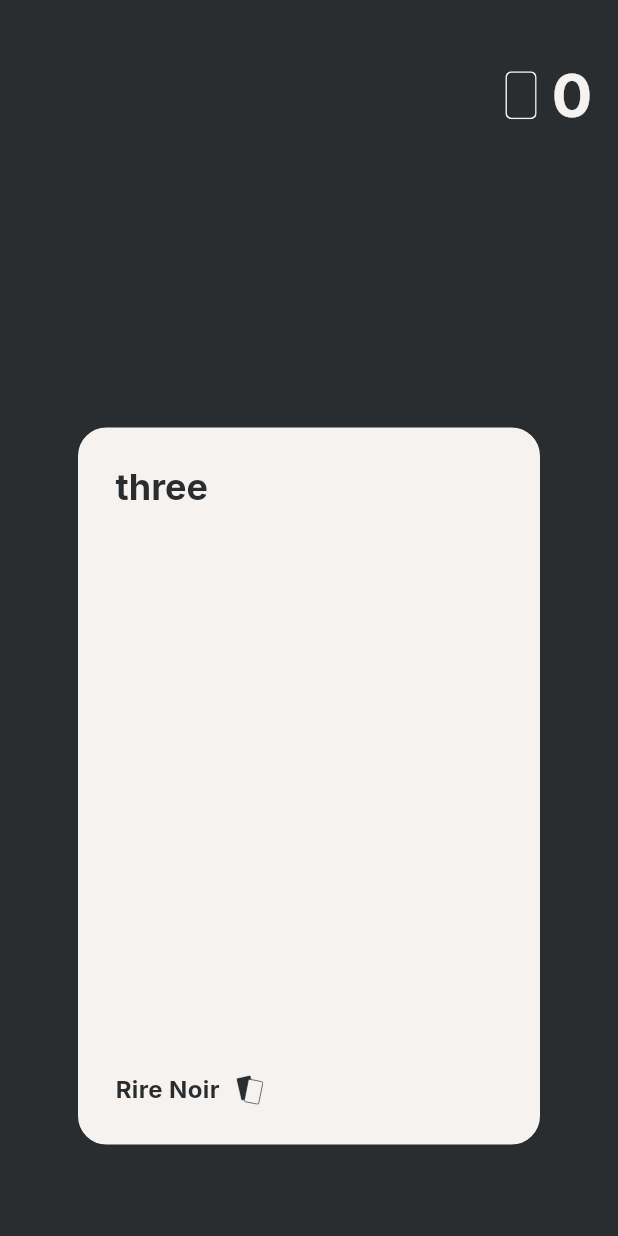
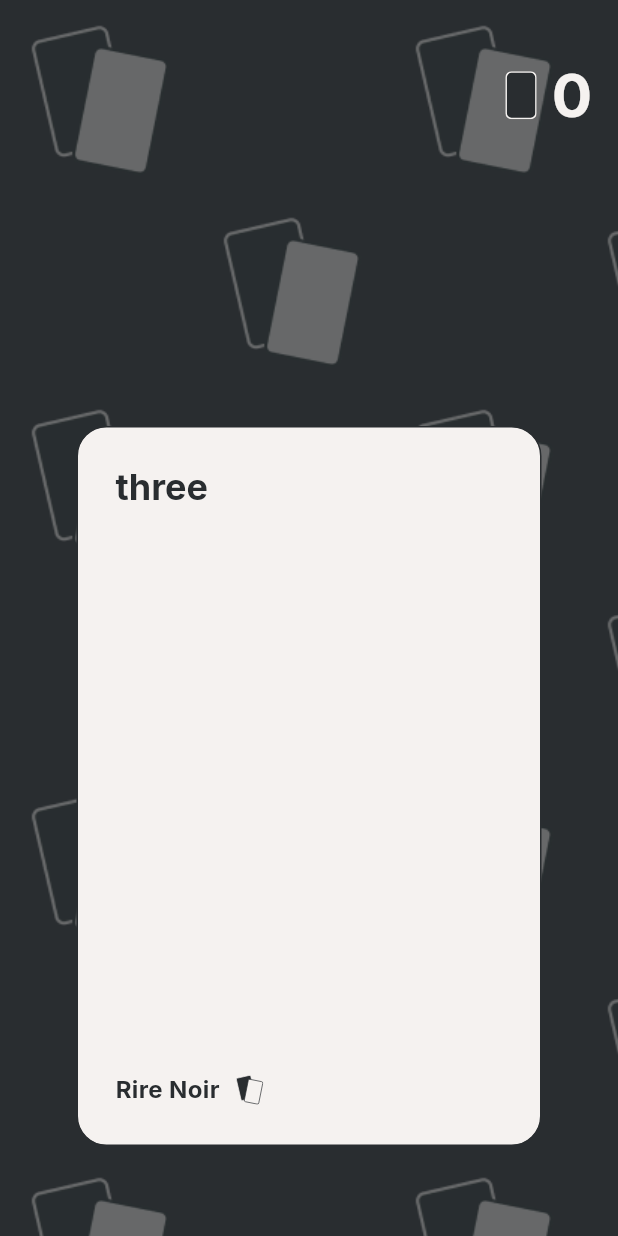
Before and after one commit to Rukkaitto/rire_noir, a Flutter app: the ScratchpadPage screen opened by its route, on a phone screen of 412 x 824 dp. Run offline on Flutter 3.47's test engine with Material 3 defaults, Android fonts, the phone set to English and light mode, and no system bars; our stand-ins replace dio, flutter_bloc, flutter_svg, go_router, google_fonts; missing offline and left inert: shelf_plus; network calls fail.

Commit message:
added scrolling background

```diff
--- a/lib/core/services/asset_service/image_assets.dart
+++ b/lib/core/services/asset_service/image_assets.dart
@@ -1,3 +1,5 @@
 class ImageAssets {
   static const String _path = 'lib/core/assets/image/';
+
+  final bgTile = '${_path}bg_tile.png';
 }
--- /dev/null
+++ b/lib/core/ui_components/scrolling_background/scrolling_background.dart
@@ -0,0 +1,62 @@
+import 'package:flutter/material.dart';
+import 'package:flutter/widgets.dart';
+import 'package:rire_noir/core/services/asset_service/asset_service.dart';
+
+class ScrollingBackground extends StatefulWidget {
+  final Widget child;
+
+  const ScrollingBackground({
+    super.key,
+    required this.child,
+  });
+
+  @override
+  State<ScrollingBackground> createState() => _ScrollingBackgroundState();
+}
+
+class _ScrollingBackgroundState extends State<ScrollingBackground>
+    with SingleTickerProviderStateMixin {
+  AnimationController? _controller;
+
+  @override
+  void initState() {
+    _controller = AnimationController(
+      duration: const Duration(seconds: 16),
+      upperBound: 512,
+      vsync: this,
+    )..repeat();
+
+    _controller!.addListener(() {
+      setState(() {});
+    });
+
+    super.initState();
+  }
+
+  @override
+  void dispose() {
+    _controller!.dispose();
+    super.dispose();
+  }
+
+  @override
+  Widget build(BuildContext context) {
+    return Stack(
+      children: [
+        Positioned(
+          top: -_controller!.value,
+          left: -_controller!.value,
+          child: SizedBox(
+            width: 2048,
+            height: 2048,
+            child: Image.asset(
+              AssetService().images.bgTile,
+              repeat: ImageRepeat.repeat,
+            ),
+          ),
+        ),
+        widget.child,
+      ],
+    );
+  }
+}
--- a/lib/features/room/presentation/widgets/game_widget.dart
+++ b/lib/features/room/presentation/widgets/game_widget.dart
@@ -2,6 +2,7 @@ import 'package:api/entities/mode.dart';
 import 'package:api/entities/room.dart';
 import 'package:flutter/material.dart';
 import 'package:flutter_bloc/flutter_bloc.dart';
+import 'package:rire_noir/core/ui_components/scrolling_background/scrolling_background.dart';
 import 'package:rire_noir/features/room/presentation/bloc/web_socket_cubit.dart';
 import 'package:rire_noir/features/room/presentation/bloc/web_socket_state.dart';
 import 'package:rire_noir/features/room/presentation/widgets/master_review_view_widget.dart';
@@ -25,7 +26,8 @@ class GameWidget extends StatelessWidget {
         final me =
             room.allPlayers.firstWhere((player) => player.id == state.uuid);
 
-        return Builder(
+        return ScrollingBackground(
+          child: Builder(
             builder: (context) {
               switch (room.mode) {
                 case Mode.active:
@@ -59,6 +61,7 @@ class GameWidget extends StatelessWidget {
                   );
               }
             },
+          ),
         );
       },
     );
--- a/lib/features/scratchpad/presentation/pages/scratchpad_page.dart
+++ b/lib/features/scratchpad/presentation/pages/scratchpad_page.dart
@@ -5,6 +5,7 @@ import 'package:api/entities/room.dart';
 import 'package:api/entities/round.dart';
 import 'package:flutter/material.dart';
 import 'package:flutter_bloc/flutter_bloc.dart';
+import 'package:rire_noir/core/ui_components/scrolling_background/scrolling_background.dart';
 import 'package:rire_noir/features/room/presentation/bloc/web_socket_cubit.dart';
 import 'package:rire_noir/features/room/presentation/bloc/web_socket_state.dart';
 import 'package:rire_noir/features/room/presentation/widgets/game_widget.dart';
```
Also changed, not shown: lib/core/assets/image/bg_tile.png (added). Lines whose indentation alone changed are shown as unchanged.
